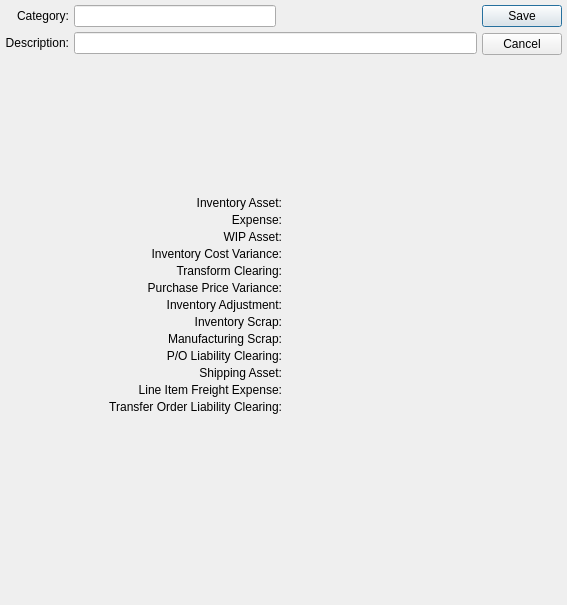
WooodHead/xtuple, file xtuple/trunk/guiclient/costCategory.ui: the form before one commit.
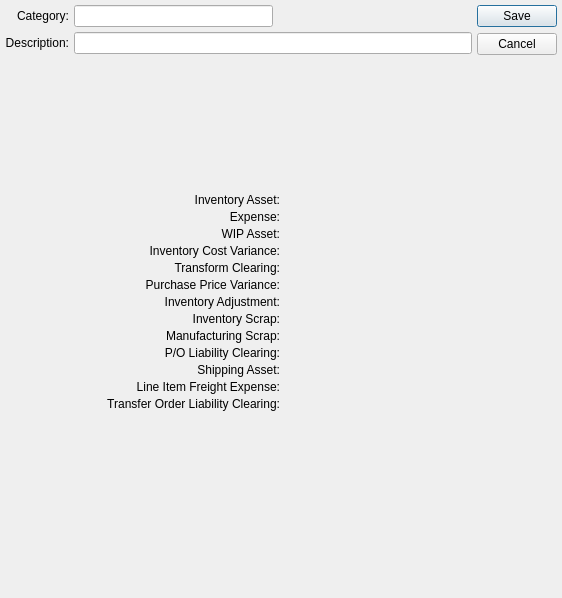
The form after the commit. Custom widgets are drawn as their Qt base class.

Diff of the .ui file:
```diff
--- a/xtuple/trunk/guiclient/costCategory.ui
+++ b/xtuple/trunk/guiclient/costCategory.ui
@@ -13,8 +13,8 @@
    <rect>
     <x>0</x>
     <y>0</y>
-    <width>567</width>
-    <height>605</height>
+    <width>562</width>
+    <height>598</height>
    </rect>
   </property>
   <property name="windowTitle">
@@ -291,7 +291,7 @@
      <property name="sizeHint" stdset="0">
       <size>
        <width>20</width>
-       <height>4</height>
+       <height>0</height>
       </size>
      </property>
     </spacer>
```
Left out of the diff: 2 changed lines with no effect on the pictures.
